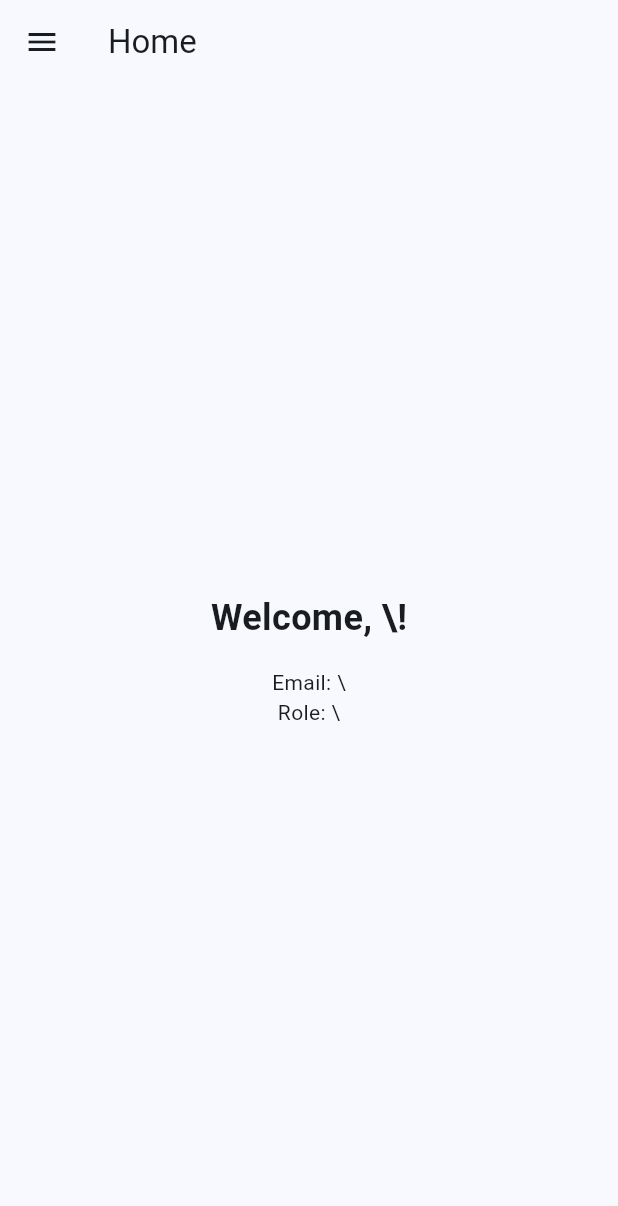
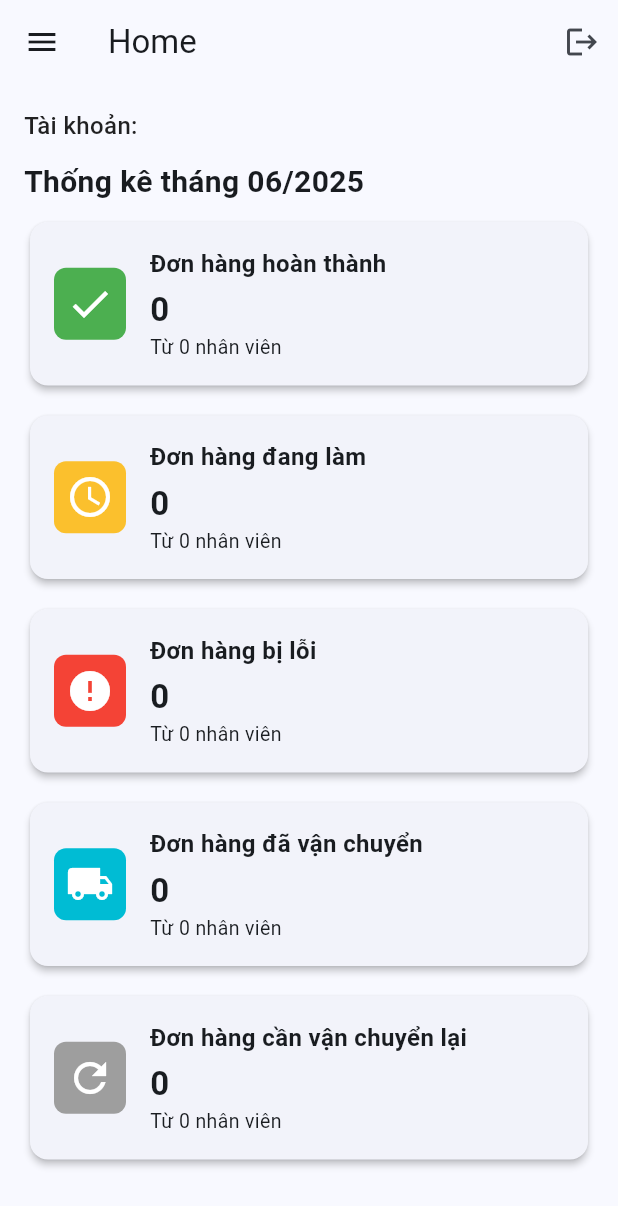
Before and after one commit to khanhzic/FlutterLogin, a Flutter app: the HomePage screen opened directly with empty values, on a phone screen of 412 x 824 dp. Shown: the top 1206 px of the screen. Run offline on Flutter 3.47's test engine with Material 3 defaults, Android fonts, the phone set to English and light mode, and no system bars; our stand-ins replace equatable, flutter_bloc, flutter_svg, image_picker, permission_handler, shared_preferences; missing offline and left inert: qr_code_scanner_plus; accounts and stored records are empty.

Commit message:
change the icon app

```diff
--- a/lib/blocs/auth/auth_bloc.dart
+++ b/lib/blocs/auth/auth_bloc.dart
@@ -4,6 +4,7 @@ import 'auth_event.dart';
 import 'auth_state.dart';
 import 'package:http/http.dart' as http;
 import 'dart:convert';
+import 'package:shared_preferences/shared_preferences.dart';
 
 class AuthBloc extends Bloc<AuthEvent, AuthState> {
   AuthBloc() : super(AuthInitial()) {
@@ -25,14 +26,20 @@ class AuthBloc extends Bloc<AuthEvent, AuthState> {
           'email': event.email,
           'password': event.password,
         }),
-      );
-      print('Login API response: \\nStatus: \\${response.statusCode}\\nBody: \\${response.body}');
+      ).timeout(const Duration(seconds: 60), onTimeout: () {
+        throw Exception('Kết nối quá lâu, vui lòng thử lại.');
+      });
+      print('Login API response: \nStatus: \${response.statusCode}\nBody: \${response.body}');
 
       if (response.statusCode == 200) {
         final data = jsonDecode(response.body);
         final userJson = data['user'];
         final user = User.fromJson(userJson);
-        // Nếu cần lưu access_token, có thể lưu vào đâu đó ở đây
+        final accessToken = data['access_token'];
+        // Lưu token và user vào SharedPreferences
+        final prefs = await SharedPreferences.getInstance();
+        await prefs.setString('access_token', accessToken);
+        await prefs.setString('user', jsonEncode(userJson));
         emit(AuthSuccess(user));
       } else {
         emit(const AuthFailure('Sai tài khoản hoặc mật khẩu'));
@@ -45,7 +52,10 @@ class AuthBloc extends Bloc<AuthEvent, AuthState> {
   void _onLogoutButtonPressed(
     LogoutButtonPressed event,
     Emitter<AuthState> emit,
-  ) {
+  ) async {
+    final prefs = await SharedPreferences.getInstance();
+    await prefs.remove('access_token');
+    await prefs.remove('user');
     emit(AuthInitial());
   }
 }
--- a/lib/pages/home_page.dart
+++ b/lib/pages/home_page.dart
@@ -39,8 +39,14 @@ class HomePage extends StatelessWidget {
             );
           },
         ),
-        actions: const [
-          // Logout button is now only in the drawer
+        actions: [
+          IconButton(
+            icon: const Icon(Icons.logout),
+            tooltip: 'Logout',
+            onPressed: () {
+              _handleLogout(context);
+            },
+          ),
         ],
       ),
       drawer: Drawer(
@@ -80,14 +86,102 @@ class HomePage extends StatelessWidget {
           ],
         ),
       ),
-      body: Center(
+      body: Padding(
+        padding: const EdgeInsets.all(16.0),
         child: Column(
-          mainAxisAlignment: MainAxisAlignment.center,
+          crossAxisAlignment: CrossAxisAlignment.start,
           children: [
-            Text('Welcome, \\${user.name}!', style: const TextStyle(fontSize: 24, fontWeight: FontWeight.bold)),
-            const SizedBox(height: 16),
-            Text('Email: \\${user.email}'),
-            if (user.role != null) Text('Role: \\${user.role}'),
+            Text(
+              'Tài khoản: ' + user.name,
+              style: const TextStyle(fontSize: 16, fontWeight: FontWeight.w500, color: Colors.black87),
+            ),
+            const SizedBox(height: 12),
+            const Text(
+              'Thống kê tháng 06/2025',
+              style: TextStyle(fontSize: 20, fontWeight: FontWeight.bold),
+            ),
+            const SizedBox(height: 8),
+            _buildStatCard(
+              color: Colors.green,
+              icon: Icons.check,
+              title: 'Đơn hàng hoàn thành',
+              count: 0,
+              staff: 0,
+            ),
+            const SizedBox(height: 12),
+            _buildStatCard(
+              color: Colors.yellow[700]!,
+              icon: Icons.access_time,
+              title: 'Đơn hàng đang làm',
+              count: 0,
+              staff: 0,
+            ),
+            const SizedBox(height: 12),
+            _buildStatCard(
+              color: Colors.red,
+              icon: Icons.error,
+              title: 'Đơn hàng bị lỗi',
+              count: 0,
+              staff: 0,
+            ),
+            const SizedBox(height: 12),
+            _buildStatCard(
+              color: Colors.cyan,
+              icon: Icons.local_shipping,
+              title: 'Đơn hàng đã vận chuyển',
+              count: 0,
+              staff: 0,
+            ),
+            const SizedBox(height: 12),
+            _buildStatCard(
+              color: Colors.grey,
+              icon: Icons.refresh,
+              title: 'Đơn hàng cần vận chuyển lại',
+              count: 0,
+              staff: 0,
+            ),
+          ],
+        ),
+      ),
+    );
+  }
+
+  Widget _buildStatCard({
+    required Color color,
+    required IconData icon,
+    required String title,
+    required int count,
+    required int staff,
+  }) {
+    return Card(
+      elevation: 2,
+      child: Padding(
+        padding: const EdgeInsets.all(16.0),
+        child: Row(
+          crossAxisAlignment: CrossAxisAlignment.center,
+          children: [
+            Container(
+              decoration: BoxDecoration(
+                color: color,
+                borderRadius: BorderRadius.circular(8),
+              ),
+              width: 48,
+              height: 48,
+              child: Icon(icon, color: Colors.white, size: 32),
+            ),
+            const SizedBox(width: 16),
+            Expanded(
+              child: Column(
+                crossAxisAlignment: CrossAxisAlignment.start,
+                mainAxisAlignment: MainAxisAlignment.center,
+                children: [
+                  Text(title, style: const TextStyle(fontWeight: FontWeight.bold, fontSize: 16)),
+                  const SizedBox(height: 4),
+                  Text('$count', style: const TextStyle(fontSize: 22, fontWeight: FontWeight.bold)),
+                  Text('Từ $staff nhân viên', style: const TextStyle(fontSize: 13)),
+                ],
+              ),
+            ),
           ],
         ),
       ),
--- a/lib/splash_screen.dart
+++ b/lib/splash_screen.dart
@@ -1,6 +1,10 @@
 import 'package:flutter/material.dart';
 import 'dart:async';
 import 'main.dart';
+import 'package:shared_preferences/shared_preferences.dart';
+import 'dart:convert';
+import 'models/user.dart';
+import 'pages/home_page.dart';
 
 class SplashScreen extends StatefulWidget {
   const SplashScreen({Key? key}) : super(key: key);
@@ -13,11 +17,25 @@ class _SplashScreenState extends State<SplashScreen> {
   @override
   void initState() {
     super.initState();
-    Timer(const Duration(seconds: 2), () {
+    _checkLoginStatus();
+  }
+
+  void _checkLoginStatus() async {
+    final prefs = await SharedPreferences.getInstance();
+    final token = prefs.getString('access_token');
+    final userString = prefs.getString('user');
+    await Future.delayed(const Duration(seconds: 2));
+    if (token != null && token.isNotEmpty && userString != null) {
+      final userJson = jsonDecode(userString);
+      final user = User.fromJson(userJson);
+      Navigator.of(context).pushReplacement(
+        MaterialPageRoute(builder: (context) => HomePage(user: user)),
+      );
+    } else {
       Navigator.of(context).pushReplacement(
         MaterialPageRoute(builder: (context) => const LoginPage()),
       );
-    });
+    }
   }
 
   @override
--- a/pubspec.yaml
+++ b/pubspec.yaml
@@ -30,6 +30,7 @@ environment:
 dependencies:
   flutter:
     sdk: flutter
+  shared_preferences: ^2.2.2
 
   # The following adds the Cupertino Icons font to your application.
   # Use with the CupertinoIcons class for iOS style icons.
```
Also changed, not shown: pubspec.lock, 18 other files.
